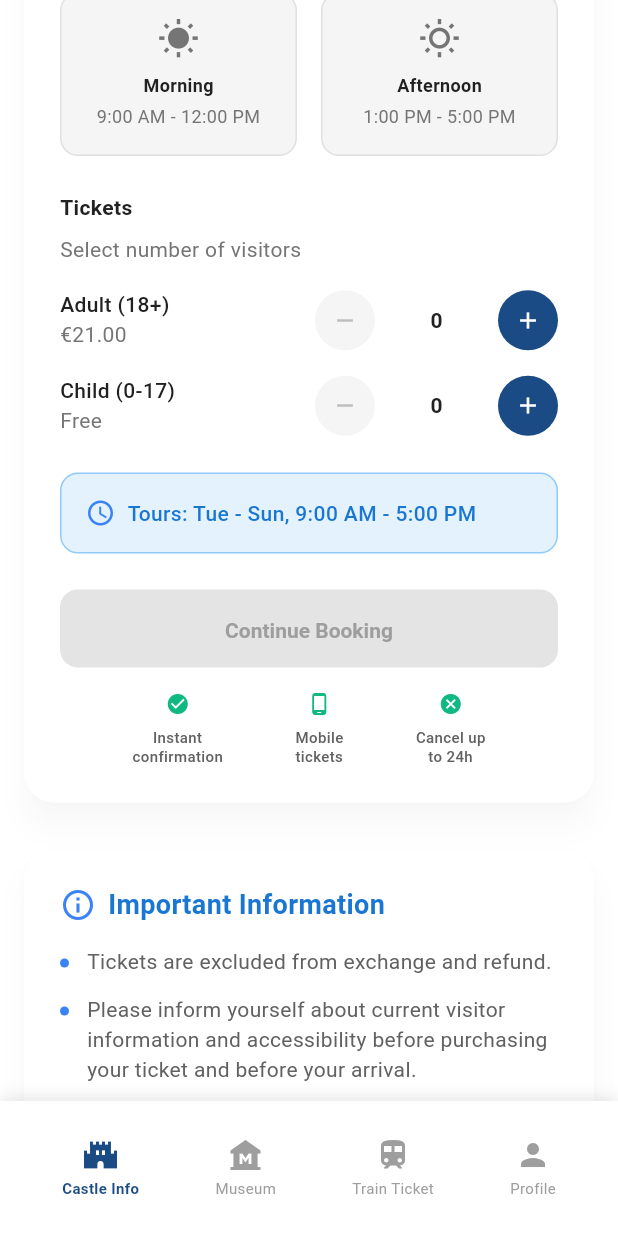
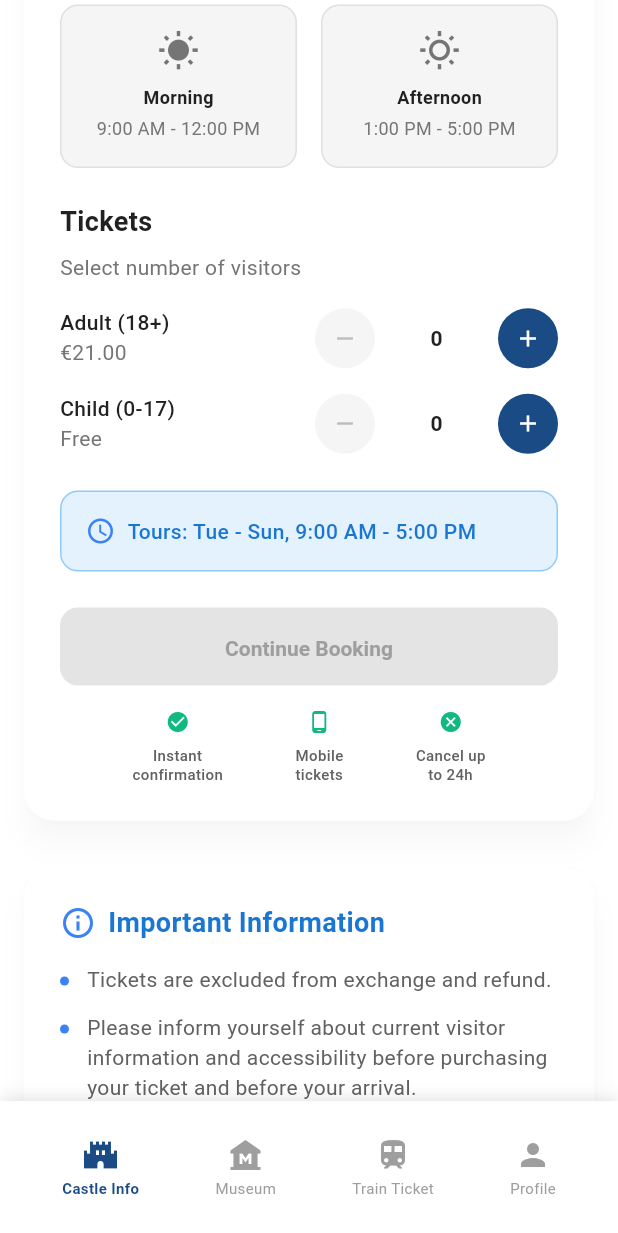
Before and after one commit to chikuokuo/ticket_sale, a Flutter app: the screen it shows after launch, scrolled down 576 dp, after a tap on the "remove" icon, on a phone screen of 412 x 824 dp. Shown: the top 1233 px of the screen. Run offline on Flutter 3.47's test engine with Material 3 defaults, Android fonts, the phone set to English and light mode, and no system bars; our stand-ins replace flutter_dotenv, flutter_riverpod; missing offline and left inert: flutter_stripe; Roboto replaces fonts that are missing (SF Pro Display).

Commit message:
refactor: enhance MuseumTicketScreen layout and styling, update ticket selection logic, and improve visual elements in SelectTicketScreen

```diff
--- a/lib/screens/museum_ticket_screen.dart
+++ b/lib/screens/museum_ticket_screen.dart
@@ -197,25 +197,39 @@ class MuseumTicketScreen extends ConsumerWidget {
             width: double.infinity,
             padding: const EdgeInsets.all(16),
             decoration: BoxDecoration(
-              border: Border.all(color: AppColorScheme.neutral300),
+              border: Border.all(
+                color: orderState.selectedDate != null
+                  ? AppColorScheme.primary
+                  : AppColorScheme.neutral300,
+                width: orderState.selectedDate != null ? 2 : 1,
+              ),
               borderRadius: BorderRadius.circular(12),
+              color: orderState.selectedDate != null
+                ? AppColorScheme.primary50
+                : AppColorScheme.neutral50,
             ),
             child: Row(
               children: [
                 Icon(
                   Icons.calendar_today,
-                  color: AppColorScheme.primary,
-                  size: 20,
+                  color: orderState.selectedDate != null
+                    ? AppColorScheme.primary
+                    : AppColorScheme.neutral500,
+                  size: 24,
                 ),
                 const SizedBox(width: 12),
-                Text(
-                  orderState.selectedDate != null
-                      ? DateFormat('EEEE, MMM dd, yyyy').format(orderState.selectedDate!)
-                      : 'Available from ${DateFormat('MMM dd').format(DateTime.now().add(const Duration(days: 2)))}',
-                  style: AppTheme.bodyMedium.copyWith(
+                Expanded(
+                  child: Text(
+                    orderState.selectedDate == null
+                        ? DateFormat('MMMM dd, yyyy').format(DateTime.now().add(const Duration(days: 2)))
+                        : DateFormat('MMMM dd, yyyy').format(orderState.selectedDate!),
+                    style: TextStyle(
+                      fontSize: 16,
+                      fontWeight: FontWeight.w500,
                       color: orderState.selectedDate != null
-                        ? AppColorScheme.neutral900
+                        ? AppColorScheme.primary
                         : AppColorScheme.neutral600,
+                    ),
                   ),
                 ),
                 const Spacer(),
@@ -263,32 +277,32 @@ class MuseumTicketScreen extends ConsumerWidget {
       child: Container(
         padding: const EdgeInsets.all(16),
         decoration: BoxDecoration(
-          color: isSelected ? AppColorScheme.primary100 : Colors.white,
+          color: isSelected ? AppColorScheme.primary50 : AppColorScheme.neutral100,
           borderRadius: BorderRadius.circular(12),
           border: Border.all(
             color: isSelected ? AppColorScheme.primary : AppColorScheme.neutral300,
-            width: isSelected ? 2 : 1,
+            width: isSelected ? 3 : 1,
           ),
         ),
         child: Column(
           children: [
             Icon(
-              timeSlot == TimeSlot.am ? Icons.wb_sunny : Icons.nights_stay,
-              color: isSelected ? AppColorScheme.primary700 : AppColorScheme.neutral500,
+              timeSlot == TimeSlot.am ? Icons.wb_sunny : Icons.wb_sunny_outlined,
+              color: isSelected ? AppColorScheme.primary : AppColorScheme.neutral900,
               size: 28,
             ),
             const SizedBox(height: 8),
             Text(
               timeSlot == TimeSlot.am ? 'Morning' : 'Afternoon',
               style: AppTheme.titleSmall.copyWith(
-                color: isSelected ? AppColorScheme.primary700 : AppColorScheme.neutral700,
+                color: isSelected ? AppColorScheme.primary : AppColorScheme.neutral900,
                 fontWeight: FontWeight.w600,
               ),
               textAlign: TextAlign.center,
             ),
             const SizedBox(height: 4),
             Text(
-              timeSlot == TimeSlot.am ? '08:15 - 13:00' : '13:30 - 18:30',
+              timeSlot == TimeSlot.am ? '9:00 AM - 12:00 PM' : '1:00 PM - 5:00 PM',
               style: AppTheme.bodySmall.copyWith(
                 color: isSelected ? AppColorScheme.primary700 : AppColorScheme.neutral600,
               ),
@@ -314,15 +328,25 @@ class MuseumTicketScreen extends ConsumerWidget {
             fontWeight: FontWeight.w600,
           ),
         ),
-        const SizedBox(height: 12),
+
+        const SizedBox(height: 8),
+
+        Text(
+          'Select number of visitors',
+          style: AppTheme.bodyMedium.copyWith(
+            color: AppColorScheme.neutral600,
+          ),
+        ),
+
+        const SizedBox(height: 16),
 
         // Adult Tickets
         _buildTicketCounter(
-          title: 'Adult',
-          subtitle: adultPrice > 0 ? '€${adultPrice.toStringAsFixed(2)}' : 'Free',
+          title: 'Adult (18+)',
+          price: '€${adultPrice.toStringAsFixed(2)}',
           count: orderState.attendees.where((a) => a.type == AttendeeType.adult).length,
-          onIncrement: () => orderNotifier.addAttendee(AttendeeType.adult),
-          onDecrement: () {
+          onIncrement: () => ref.read(ticketOrderProvider.notifier).addAttendee(AttendeeType.adult),
+          onDecrement: orderState.attendees.where((a) => a.type == AttendeeType.adult).isNotEmpty ? () {
             final adults = orderState.attendees.where((a) => a.type == AttendeeType.adult).toList();
             if (adults.isNotEmpty) {
               // Find the last adult index and remove it
@@ -337,7 +361,7 @@ class MuseumTicketScreen extends ConsumerWidget {
                 orderNotifier.removeAttendee(lastAdultIndex);
               }
             }
-          },
+          } : null,
         ),
 
         const SizedBox(height: 12),
@@ -345,10 +369,10 @@ class MuseumTicketScreen extends ConsumerWidget {
         // Child Tickets
         _buildTicketCounter(
           title: 'Child (0-17)',
-          subtitle: childPrice > 0 ? '€${childPrice.toStringAsFixed(2)}' : 'Free',
+          price: childPrice == 0.0 ? 'Free' : '€${childPrice.toStringAsFixed(2)}',
           count: orderState.attendees.where((a) => a.type == AttendeeType.child).length,
-          onIncrement: () => orderNotifier.addAttendee(AttendeeType.child),
-          onDecrement: () {
+          onIncrement: () => ref.read(ticketOrderProvider.notifier).addAttendee(AttendeeType.child),
+          onDecrement: orderState.attendees.where((a) => a.type == AttendeeType.child).isNotEmpty ? () {
             final children = orderState.attendees.where((a) => a.type == AttendeeType.child).toList();
             if (children.isNotEmpty) {
               // Find the last child index and remove it
@@ -363,7 +387,7 @@ class MuseumTicketScreen extends ConsumerWidget {
                 orderNotifier.removeAttendee(lastChildIndex);
               }
             }
-          },
+          } : null,
         ),
       ],
     );
@@ -371,19 +395,12 @@ class MuseumTicketScreen extends ConsumerWidget {
 
   Widget _buildTicketCounter({
     required String title,
-    required String subtitle,
+    required String price,
     required int count,
+    VoidCallback? onDecrement,
     required VoidCallback onIncrement,
-    required VoidCallback onDecrement,
   }) {
-    return Container(
-      padding: const EdgeInsets.all(16),
-      decoration: BoxDecoration(
-        color: AppColorScheme.neutral50,
-        borderRadius: BorderRadius.circular(12),
-        border: Border.all(color: AppColorScheme.neutral200),
-      ),
-      child: Row(
+    return Row(
       children: [
         Expanded(
           child: Column(
@@ -391,16 +408,14 @@ class MuseumTicketScreen extends ConsumerWidget {
             children: [
               Text(
                 title,
-                  style: AppTheme.titleSmall.copyWith(
-                    color: AppColorScheme.neutral900,
-                    fontWeight: FontWeight.w600,
+                style: AppTheme.titleMedium.copyWith(
+                  fontWeight: FontWeight.w500,
                 ),
               ),
               Text(
-                  subtitle,
-                  style: AppTheme.bodySmall.copyWith(
-                    color: AppColorScheme.primary,
-                    fontWeight: FontWeight.w500,
+                price,
+                style: AppTheme.bodyMedium.copyWith(
+                  color: AppColorScheme.neutral600,
                 ),
               ),
             ],
@@ -408,34 +423,45 @@ class MuseumTicketScreen extends ConsumerWidget {
         ),
         Row(
           children: [
+            // Decrement button
             InkWell(
-                onTap: count > 0 ? onDecrement : null,
+              onTap: onDecrement,
               borderRadius: BorderRadius.circular(20),
               child: Container(
                 width: 40,
                 height: 40,
                 decoration: BoxDecoration(
-                    color: count > 0 ? AppColorScheme.primary100 : AppColorScheme.neutral200,
-                    borderRadius: BorderRadius.circular(20),
+                  color: onDecrement != null
+                    ? AppColorScheme.neutral200
+                    : AppColorScheme.neutral100,
+                  shape: BoxShape.circle,
                 ),
                 child: Icon(
                   Icons.remove,
-                    color: count > 0 ? AppColorScheme.primary : AppColorScheme.neutral400,
-                    size: 20,
+                  color: onDecrement != null
+                    ? AppColorScheme.neutral700
+                    : AppColorScheme.neutral400,
+                  size: 18,
                 ),
               ),
             ),
+
+            // Count display
             Container(
               width: 50,
+              height: 40,
+              margin: const EdgeInsets.symmetric(horizontal: 16),
               alignment: Alignment.center,
               child: Text(
                 count.toString(),
                 style: AppTheme.titleMedium.copyWith(
+                  fontWeight: FontWeight.w600,
                   color: AppColorScheme.neutral900,
-                    fontWeight: FontWeight.w600,
                 ),
               ),
             ),
+
+            // Increment button
             InkWell(
               onTap: onIncrement,
               borderRadius: BorderRadius.circular(20),
@@ -443,20 +469,19 @@ class MuseumTicketScreen extends ConsumerWidget {
                 width: 40,
                 height: 40,
                 decoration: BoxDecoration(
-                    color: AppColorScheme.primary100,
-                    borderRadius: BorderRadius.circular(20),
+                  color: AppColorScheme.primary,
+                  shape: BoxShape.circle,
                 ),
-                  child: Icon(
+                child: const Icon(
                   Icons.add,
-                    color: AppColorScheme.primary,
-                    size: 20,
+                  color: Colors.white,
+                  size: 18,
                 ),
               ),
             ),
           ],
         ),
       ],
-      ),
     );
   }
 
@@ -527,7 +552,7 @@ class MuseumTicketScreen extends ConsumerWidget {
                   color: AppColorScheme.primary,
                   size: 24,
                 ),
-                const SizedBox(width: 12),
+                const SizedBox(width: 8),
                 Text(
                   'Important Information',
                   style: AppTheme.titleLarge.copyWith(
@@ -538,43 +563,45 @@ class MuseumTicketScreen extends ConsumerWidget {
               ],
             ),
             const SizedBox(height: 16),
-            ...importantInfo.map((text) => _buildInfoItem(text)).toList(),
+
+            // Important information list
+            ListView.separated(
+              shrinkWrap: true,
+              physics: const NeverScrollableScrollPhysics(),
+              itemCount: importantInfo.length,
+              separatorBuilder: (context, index) => const SizedBox(height: 12),
+              itemBuilder: (context, index) {
+                return Row(
+                  crossAxisAlignment: CrossAxisAlignment.start,
+                  children: [
+                    Container(
+                      width: 6,
+                      height: 6,
+                      margin: const EdgeInsets.only(top: 8, right: 12),
+                      decoration: BoxDecoration(
+                        color: AppColorScheme.info,
+                        shape: BoxShape.circle,
+                      ),
+                    ),
+                    Expanded(
+                      child: Text(
+                        importantInfo[index],
+                        style: AppTheme.bodyMedium.copyWith(
+                          color: AppColorScheme.neutral700,
+                          height: 1.4,
+                        ),
+                      ),
+                    ),
+                  ],
+                );
+              },
+            ),
           ],
         ),
       ),
     );
   }
 
-  Widget _buildInfoItem(String text) {
-    return Padding(
-      padding: const EdgeInsets.only(bottom: 12),
-      child: Row(
-        crossAxisAlignment: CrossAxisAlignment.start,
-        children: [
-          Container(
-            margin: const EdgeInsets.only(top: 6),
-            width: 4,
-            height: 4,
-            decoration: BoxDecoration(
-              color: AppColorScheme.neutral600,
-              borderRadius: BorderRadius.circular(2),
-            ),
-          ),
-          const SizedBox(width: 12),
-          Expanded(
-            child: Text(
-              text,
-              textAlign: TextAlign.left,
-              style: AppTheme.labelSmall.copyWith(
-                color: AppColorScheme.neutral700,
-                height: 1.3,
-              ),
-            ),
-          ),
-        ],
-      ),
-    );
-  }
 
   Future<void> _selectDate(BuildContext context, TicketOrderState orderState, TicketOrderNotifier orderNotifier) async {
     final earliestDate = DateTime.now().add(const Duration(days: 2));
--- a/lib/screens/select_ticket_screen.dart
+++ b/lib/screens/select_ticket_screen.dart
@@ -236,8 +236,9 @@ class SelectTicketScreen extends ConsumerWidget {
                             // Select Visit Date
                             Text(
                               'Select Visit Date',
-                              style: AppTheme.titleMedium.copyWith(
-                                fontWeight: FontWeight.w600,
+                              style: AppTheme.headlineSmall.copyWith(
+                                color: AppColorScheme.neutral900,
+                                fontWeight: FontWeight.bold,
                               ),
                             ),
 
@@ -309,8 +310,9 @@ class SelectTicketScreen extends ConsumerWidget {
                             // Select Time Slot
                             Text(
                               'Select Time Slot',
-                              style: AppTheme.titleMedium.copyWith(
-                                fontWeight: FontWeight.w600,
+                              style: AppTheme.headlineSmall.copyWith(
+                                color: AppColorScheme.neutral900,
+                                fontWeight: FontWeight.bold,
                               ),
                             ),
 
@@ -345,8 +347,9 @@ class SelectTicketScreen extends ConsumerWidget {
                             // Tickets
                             Text(
                               'Tickets',
-                              style: AppTheme.titleMedium.copyWith(
-                                fontWeight: FontWeight.w600,
+                              style: AppTheme.headlineSmall.copyWith(
+                                color: AppColorScheme.neutral900,
+                                fontWeight: FontWeight.bold,
                               ),
                             ),
 
```
Also changed, not shown: 1 other file. Lines whose indentation alone changed are shown as unchanged.
